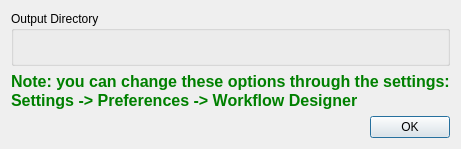
Old version of the form src/plugins/workflow_designer/src/ui/StartupDialog.ui in the repository violethaze74/ugene.
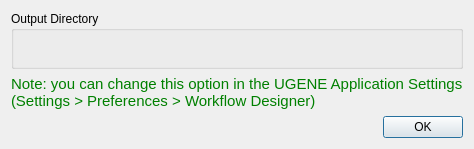
New version of the form.

Commit message: WD start dialog: visual changes.

Patch:
```diff
--- a/src/plugins/workflow_designer/src/ui/StartupDialog.ui
+++ b/src/plugins/workflow_designer/src/ui/StartupDialog.ui
@@ -29,16 +29,20 @@
        <verstretch>0</verstretch>
       </sizepolicy>
      </property>
+     <property name="font">
+      <font>
+       <pointsize>11</pointsize>
+      </font>
+     </property>
      <property name="styleSheet">
       <string notr="true">color: green;</string>
      </property>
      <property name="text">
-      <string>&lt;!DOCTYPE HTML PUBLIC &quot;-//W3C//DTD HTML 4.0//EN&quot; &quot;http://www.w3.org/TR/REC-html40/strict.dtd&quot;&gt;
-&lt;html&gt;&lt;head&gt;&lt;meta name=&quot;qrichtext&quot; content=&quot;1&quot; /&gt;&lt;style type=&quot;text/css&quot;&gt;
-p, li { white-space: pre-wrap; }
-&lt;/style&gt;&lt;/head&gt;&lt;body style=&quot; font-family:'Lucida Grande'; font-size:13pt; font-weight:400; font-style:normal;&quot;&gt;
-&lt;p style=&quot; margin-top:0px; margin-bottom:0px; margin-left:0px; margin-right:0px; -qt-block-indent:0; text-indent:0px;&quot;&gt;&lt;span style=&quot; font-family:'MS Shell Dlg 2'; font-size:12pt; font-weight:600;&quot;&gt;Note: you can change these options through the settings:&lt;/span&gt;&lt;/p&gt;
-&lt;p style=&quot; margin-top:0px; margin-bottom:0px; margin-left:0px; margin-right:0px; -qt-block-indent:0; text-indent:0px;&quot;&gt;&lt;span style=&quot; font-family:'MS Shell Dlg 2'; font-size:12pt; font-weight:600;&quot;&gt;Settings -&amp;gt; Preferences -&amp;gt; Workflow Designer&lt;/span&gt;&lt;/p&gt;&lt;/body&gt;&lt;/html&gt;</string>
+      <string>Note: you can change this option in the UGENE Application Settings
+(Settings &gt; Preferences &gt; Workflow Designer)</string>
+     </property>
+     <property name="textFormat">
+      <enum>Qt::PlainText</enum>
      </property>
      <property name="alignment">
       <set>Qt::AlignJustify|Qt::AlignVCenter</set>
```
